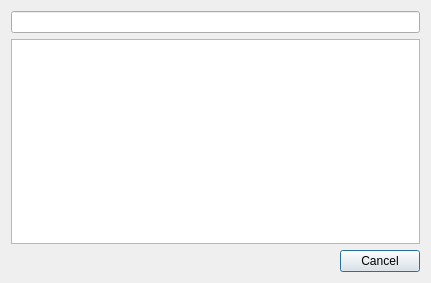
First picture: the form in searchdialog.ui, repository 30vam/cute-converter, before the edit.
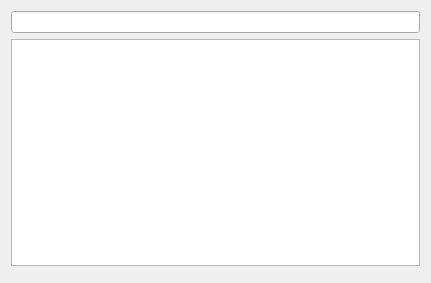
Second picture: the form after the edit. Icons and pictures are not drawn.

The edit to the form file:
```diff
--- a/searchdialog.ui
+++ b/searchdialog.ui
@@ -30,10 +30,10 @@
       <enum>Qt::Horizontal</enum>
      </property>
      <property name="standardButtons">
-      <set>QDialogButtonBox::Cancel</set>
+      <set>QDialogButtonBox::NoButton</set>
      </property>
      <property name="centerButtons">
-      <bool>false</bool>
+      <bool>true</bool>
      </property>
     </widget>
    </item>
```
Left out of the diff: 32 changed lines with no effect on the pictures.
